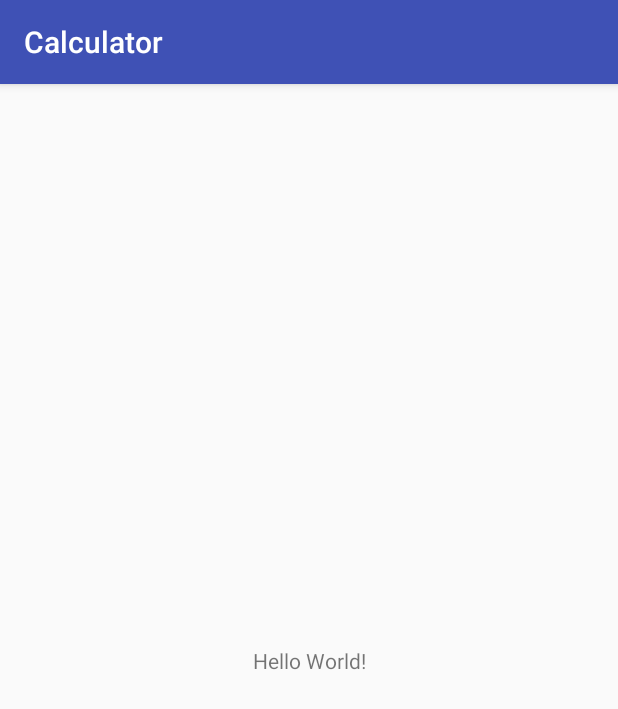
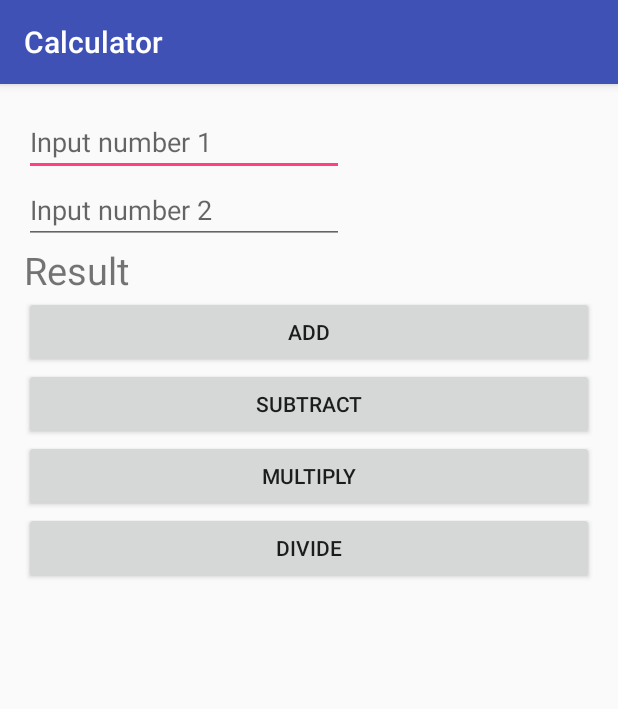
Before and after one commit to AbiruzzamanMolla/Android-Calculator-Application, an Android app: the screen it shows after launch (MainActivity), on a phone screen of 412 x 824 dp. Shown: the top 709 px of the screen. Run offline under Robolectric (Android 15) with nearby library versions, the phone set to English and light mode, and no system bars.

Commit message:
Project Complited

```diff
--- a/app/src/main/java/com/asliabir/calculator/MainActivity.java
+++ b/app/src/main/java/com/asliabir/calculator/MainActivity.java
@@ -2,12 +2,73 @@ package com.asliabir.calculator;
 
 import android.support.v7.app.AppCompatActivity;
 import android.os.Bundle;
+import android.view.View;
+import android.widget.Button;
+import android.widget.EditText;
+import android.widget.TextView;
 
 public class MainActivity extends AppCompatActivity {
+
+    TextView result;
+    EditText number1, number2;
+    Button add, sub, mul, div;
+
+    float result_num;
+    public int num1;
+    public int num2;
 
     @Override
     protected void onCreate(Bundle savedInstanceState) {
         super.onCreate(savedInstanceState);
         setContentView(R.layout.activity_main);
+        result = (TextView)findViewById(R.id.result);
+        number1 = (EditText)findViewById(R.id.number1);
+        number2 = (EditText)findViewById(R.id.number2);
+
+        add = (Button)findViewById(R.id.add);
+        sub = (Button)findViewById(R.id.sub);
+        mul = (Button)findViewById(R.id.mul);
+        div = (Button)findViewById(R.id.div);
+
+        add.setOnClickListener(new View.OnClickListener() {
+            @Override
+            public void onClick(View v) {
+                num1 = Integer.parseInt(number1.getText().toString());
+                num2 = Integer.parseInt(number2.getText().toString());
+                result_num = num1 + num2;
+                result.setText(String.valueOf(result_num));
+
+            }
+        });
+        sub.setOnClickListener(new View.OnClickListener() {
+            @Override
+            public void onClick(View v) {
+                num1 = Integer.parseInt(number1.getText().toString());
+                num2 = Integer.parseInt(number2.getText().toString());
+                result_num = num1 - num2;
+                result.setText(String.valueOf(result_num));
+
+            }
+        });
+        mul.setOnClickListener(new View.OnClickListener() {
+            @Override
+            public void onClick(View v) {
+                num1 = Integer.parseInt(number1.getText().toString());
+                num2 = Integer.parseInt(number2.getText().toString());
+                result_num = num1 * num2;
+                result.setText(String.valueOf(result_num));
+
+            }
+        });
+        div.setOnClickListener(new View.OnClickListener() {
+            @Override
+            public void onClick(View v) {
+                num1 = Integer.parseInt(number1.getText().toString());
+                num2 = Integer.parseInt(number2.getText().toString());
+                result_num = num1 / num2;
+                result.setText(String.valueOf(result_num));
+
+            }
+        });
     }
 }
--- a/app/src/main/res/layout/activity_main.xml
+++ b/app/src/main/res/layout/activity_main.xml
@@ -1,18 +1,62 @@
 <?xml version="1.0" encoding="utf-8"?>
-<android.support.constraint.ConstraintLayout xmlns:android="http://schemas.android.com/apk/res/android"
+<LinearLayout
+    xmlns:android="http://schemas.android.com/apk/res/android"
     xmlns:app="http://schemas.android.com/apk/res-auto"
     xmlns:tools="http://schemas.android.com/tools"
+    android:id="@+id/activity_main"
+    android:orientation="vertical"
     android:layout_width="match_parent"
     android:layout_height="match_parent"
+    android:paddingLeft="16dp"
+    android:paddingRight="16dp"
+    android:paddingTop="16dp"
+    android:paddingBottom="16dp"
     tools:context="com.asliabir.calculator.MainActivity">
 
-    <TextView
+    <EditText
+        android:id="@+id/number1"
+        android:hint="Input number 1"
         android:layout_width="wrap_content"
         android:layout_height="wrap_content"
-        android:text="Hello World!"
-        app:layout_constraintBottom_toBottomOf="parent"
-        app:layout_constraintLeft_toLeftOf="parent"
-        app:layout_constraintRight_toRightOf="parent"
-        app:layout_constraintTop_toTopOf="parent" />
+        android:ems="10"
+        android:inputType="number" />
 
-</android.support.constraint.ConstraintLayout>
+    <EditText
+        android:id="@+id/number2"
+        android:hint="Input number 2"
+        android:layout_width="wrap_content"
+        android:layout_height="wrap_content"
+        android:ems="10"
+        android:inputType="number" />
+
+    <TextView
+        android:id="@+id/result"
+        android:layout_width="180dp"
+        android:textSize="25sp"
+        android:layout_height="wrap_content"
+        android:text="Result" />
+
+    <Button
+        android:id="@+id/add"
+        android:layout_width="match_parent"
+        android:layout_height="wrap_content"
+        android:text="Add" />
+
+    <Button
+        android:id="@+id/sub"
+        android:layout_width="match_parent"
+        android:layout_height="wrap_content"
+        android:text="Subtract" />
+
+    <Button
+        android:id="@+id/mul"
+        android:layout_width="match_parent"
+        android:layout_height="wrap_content"
+        android:text="Multiply" />
+
+    <Button
+        android:id="@+id/div"
+        android:layout_width="match_parent"
+        android:layout_height="wrap_content"
+        android:text="Divide" />
+</LinearLayout>
```
